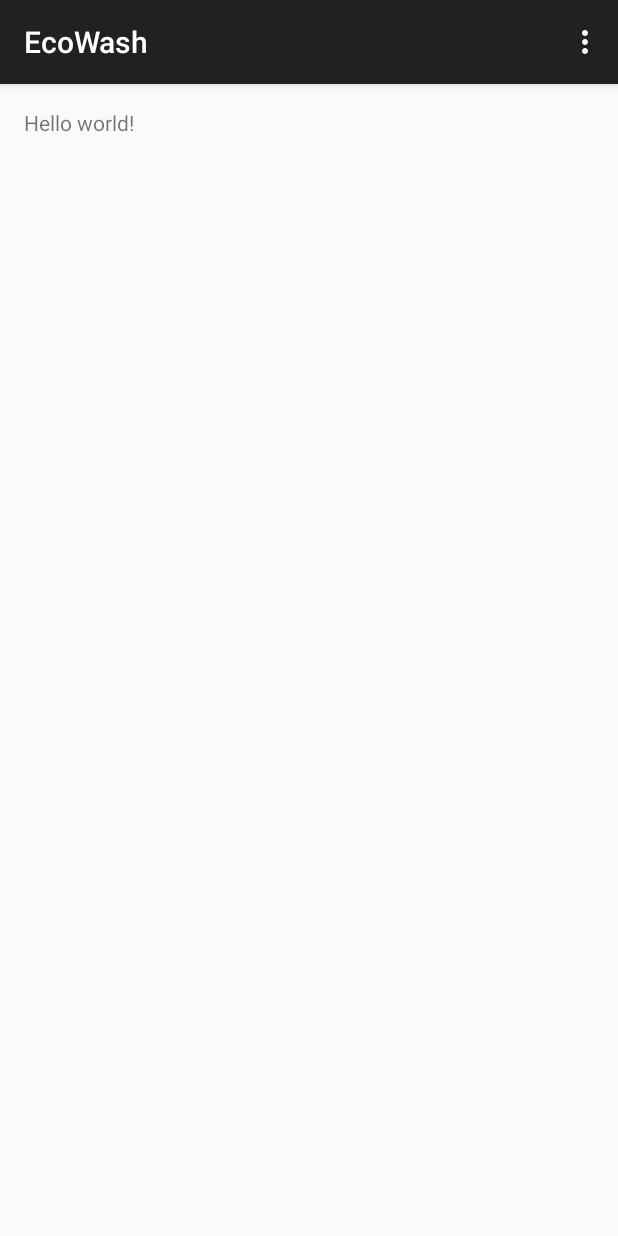
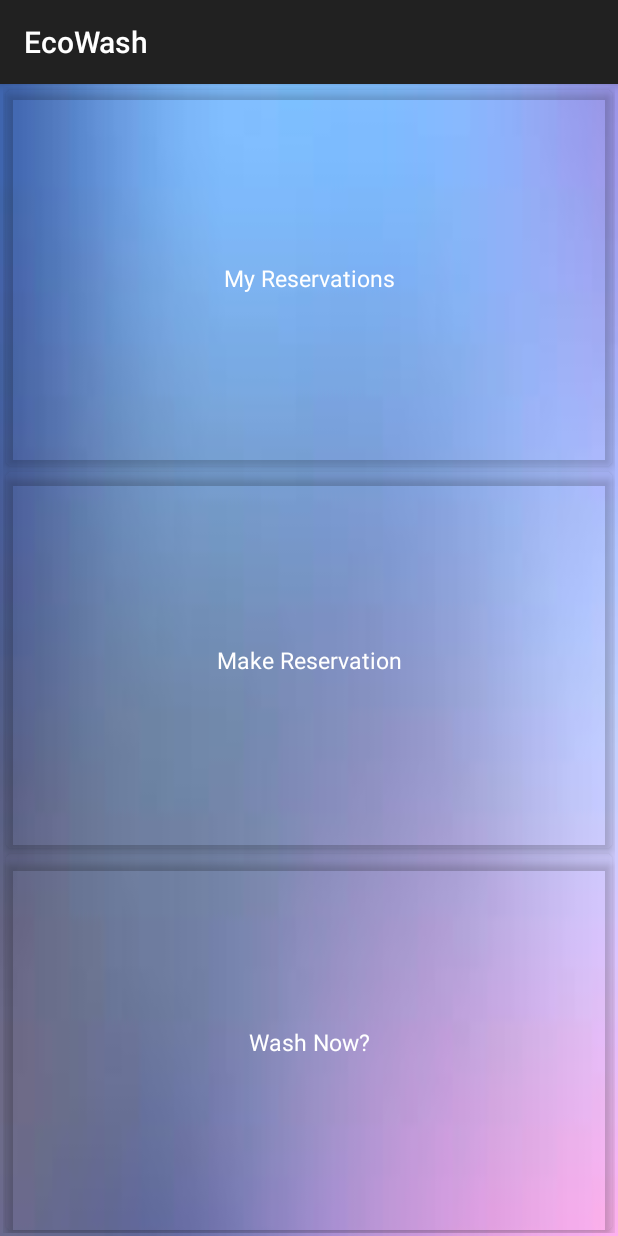
Before and after one commit to madadiaconu/EcoWash, an Android app: the screen it shows after launch (MainActivity), on a phone screen of 412 x 824 dp. Run offline under Robolectric (Android 15) with nearby library versions, the phone set to English and light mode, and no system bars.

Commit message:
Add basic UI

```diff
--- a/EcoWash/app/build.gradle
+++ b/EcoWash/app/build.gradle
@@ -22,4 +22,5 @@ android {
 dependencies {
     compile fileTree(dir: 'libs', include: ['*.jar'])
     compile 'com.android.support:appcompat-v7:23.0.1'
+    compile 'com.android.support:cardview-v7:21.0.+'
 }
--- a/EcoWash/app/src/main/AndroidManifest.xml
+++ b/EcoWash/app/src/main/AndroidManifest.xml
@@ -6,10 +6,11 @@
         android:allowBackup="true"
         android:icon="@mipmap/ic_launcher"
         android:label="@string/app_name"
-        android:theme="@style/AppTheme" >
+        android:theme="@style/AppTheme"
+        android:name=".App">
         <activity
-            android:name=".MainActivity"
-            android:label="@string/app_name" >
+            android:name=".ui.MainActivity"
+            android:label="@string/app_name">
             <intent-filter>
                 <action android:name="android.intent.action.MAIN" />
 
--- /dev/null
+++ b/EcoWash/app/src/main/java/com/myapps/ecowash/App.java
@@ -0,0 +1,19 @@
+package com.myapps.ecowash;
+
+import android.app.Application;
+import android.content.Context;
+
+public class App extends Application{
+
+    private static Context context;
+
+    @Override
+    public void onCreate() {
+        super.onCreate();
+        context = getApplicationContext();
+    }
+
+    public static Context getContext(){
+        return context;
+    }
+}
--- a/EcoWash/app/src/main/java/com/myapps/ecowash/MainActivity.java
+++ /dev/null
@@ -1,38 +0,0 @@
-package com.myapps.ecowash;
-
-import android.support.v7.app.ActionBarActivity;
-import android.os.Bundle;
-import android.view.Menu;
-import android.view.MenuItem;
-
-
-public class MainActivity extends ActionBarActivity {
-
-    @Override
-    protected void onCreate(Bundle savedInstanceState) {
-        super.onCreate(savedInstanceState);
-        setContentView(R.layout.activity_main);
-    }
-
-    @Override
-    public boolean onCreateOptionsMenu(Menu menu) {
-        // Inflate the menu; this adds items to the action bar if it is present.
-        getMenuInflater().inflate(R.menu.menu_main, menu);
-        return true;
-    }
-
-    @Override
-    public boolean onOptionsItemSelected(MenuItem item) {
-        // Handle action bar item clicks here. The action bar will
-        // automatically handle clicks on the Home/Up button, so long
-        // as you specify a parent activity in AndroidManifest.xml.
-        int id = item.getItemId();
-
-        //noinspection SimplifiableIfStatement
-        if (id == R.id.action_settings) {
-            return true;
-        }
-
-        return super.onOptionsItemSelected(item);
-    }
-}
--- /dev/null
+++ b/EcoWash/app/src/main/java/com/myapps/ecowash/ui/MainActivity.java
@@ -0,0 +1,18 @@
+package com.myapps.ecowash.ui;
+
+import android.support.v7.app.ActionBarActivity;
+import android.os.Bundle;
+import android.view.Menu;
+import android.view.MenuItem;
+
+import com.myapps.ecowash.R;
+
+
+public class MainActivity extends ActionBarActivity {
+
+    @Override
+    protected void onCreate(Bundle savedInstanceState) {
+        super.onCreate(savedInstanceState);
+        setContentView(R.layout.activity_main);
+    }
+}
--- a/EcoWash/app/src/main/res/layout/activity_main.xml
+++ b/EcoWash/app/src/main/res/layout/activity_main.xml
@@ -1,11 +1,76 @@
-<RelativeLayout xmlns:android="http://schemas.android.com/apk/res/android"
-    xmlns:tools="http://schemas.android.com/tools" android:layout_width="match_parent"
-    android:layout_height="match_parent" android:paddingLeft="@dimen/activity_horizontal_margin"
-    android:paddingRight="@dimen/activity_horizontal_margin"
-    android:paddingTop="@dimen/activity_vertical_margin"
-    android:paddingBottom="@dimen/activity_vertical_margin" tools:context=".MainActivity">
+<LinearLayout xmlns:android="http://schemas.android.com/apk/res/android"
+    xmlns:tools="http://schemas.android.com/tools"
+    android:layout_width="match_parent"
+    android:layout_height="match_parent"
+    android:weightSum="3"
+    android:orientation="vertical"
+    android:padding="@dimen/card_margin"
+    tools:context=".MainActivity"
+    android:background="@drawable/bg_main">
 
-    <TextView android:text="@string/hello_world" android:layout_width="wrap_content"
-        android:layout_height="wrap_content" />
+    <android.support.v7.widget.CardView
+        xmlns:card_view="http://schemas.android.com/apk/res-auto"
+        android:id="@+id/myReservations"
+        android:layout_gravity="center"
+        android:layout_width="match_parent"
+        android:layout_height="0dp"
+        android:layout_weight="1"
+        android:layout_margin="@dimen/card_margin"
+        card_view:cardCornerRadius="@dimen/card_corner_radius"
+        card_view:cardElevation="@dimen/card_elevation"
+        card_view:cardBackgroundColor="@android:color/transparent">
 
-</RelativeLayout>
+        <TextView
+            android:layout_width="match_parent"
+            android:layout_height="match_parent"
+            android:gravity="center"
+            android:text="@string/my_reservations"
+            android:textColor="@color/white"
+            android:textSize="@dimen/card_text"
+            />
+    </android.support.v7.widget.CardView>
+
+    <android.support.v7.widget.CardView
+        xmlns:card_view="http://schemas.android.com/apk/res-auto"
+        android:id="@+id/newReservation"
+        android:layout_gravity="center"
+        android:layout_width="match_parent"
+        android:layout_height="0dp"
+        android:layout_weight="1"
+        android:layout_margin="@dimen/card_margin"
+        card_view:cardCornerRadius="@dimen/card_corner_radius"
+        card_view:cardElevation="@dimen/card_elevation"
+        card_view:cardBackgroundColor="@android:color/transparent">
+
+        <TextView
+            android:layout_width="match_parent"
+            android:layout_height="match_parent"
+            android:gravity="center"
+            android:text="@string/make_reservation"
+            android:textColor="@color/white"
+            android:textSize="@dimen/card_text"/>
+    </android.support.v7.widget.CardView>
+
+    <android.support.v7.widget.CardView
+        xmlns:card_view="http://schemas.android.com/apk/res-auto"
+        android:id="@+id/washNow"
+        android:layout_gravity="center"
+        android:layout_width="match_parent"
+        android:layout_height="0dp"
+        android:layout_weight="1"
+        android:layout_margin="@dimen/card_margin"
+        card_view:cardCornerRadius="@dimen/card_corner_radius"
+        card_view:cardElevation="@dimen/card_elevation"
+        card_view:cardBackgroundColor="@android:color/transparent">
+
+        <TextView
+            android:layout_width="match_parent"
+            android:layout_height="match_parent"
+            android:gravity="center"
+            android:text="@string/wash_now"
+            android:textColor="@color/white"
+            android:textSize="@dimen/card_text"
+            />
+    </android.support.v7.widget.CardView>
+
+</LinearLayout>
--- /dev/null
+++ b/EcoWash/app/src/main/res/values/colors.xml
@@ -0,0 +1,4 @@
+<?xml version="1.0" encoding="utf-8"?>
+<resources>
+    <color name="white">#FFFFFF</color>
+</resources>
--- a/EcoWash/app/src/main/res/values/dimens.xml
+++ b/EcoWash/app/src/main/res/values/dimens.xml
@@ -2,4 +2,11 @@
     <!-- Default screen margins, per the Android Design guidelines. -->
     <dimen name="activity_horizontal_margin">16dp</dimen>
     <dimen name="activity_vertical_margin">16dp</dimen>
+
+    <!--Landing Screen-->
+    <dimen name="card_margin">2dp</dimen>
+    <dimen name="card_corner_radius">4dp</dimen>
+    <dimen name="card_elevation">4dp</dimen>
+    <dimen name="card_text">15sp</dimen>
+
 </resources>
--- a/EcoWash/app/src/main/res/values/strings.xml
+++ b/EcoWash/app/src/main/res/values/strings.xml
@@ -3,4 +3,8 @@
 
     <string name="hello_world">Hello world!</string>
     <string name="action_settings">Settings</string>
+
+    <string name="my_reservations">My Reservations</string>
+    <string name="make_reservation">Make Reservation</string>
+    <string name="wash_now">Wash Now?</string>
 </resources>
```
Also changed, not shown: EcoWash/app/src/main/res/drawable/bg_main.jpg (added).
